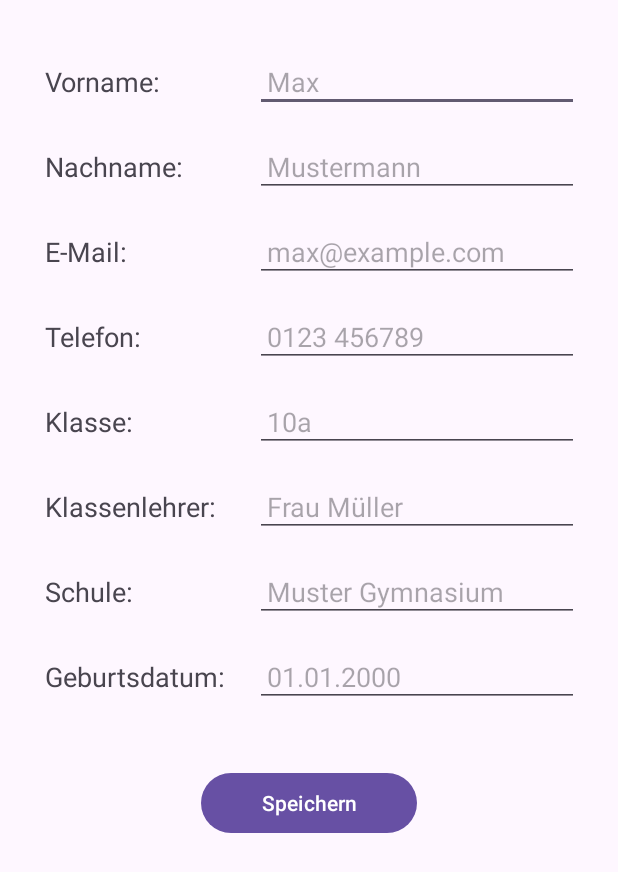
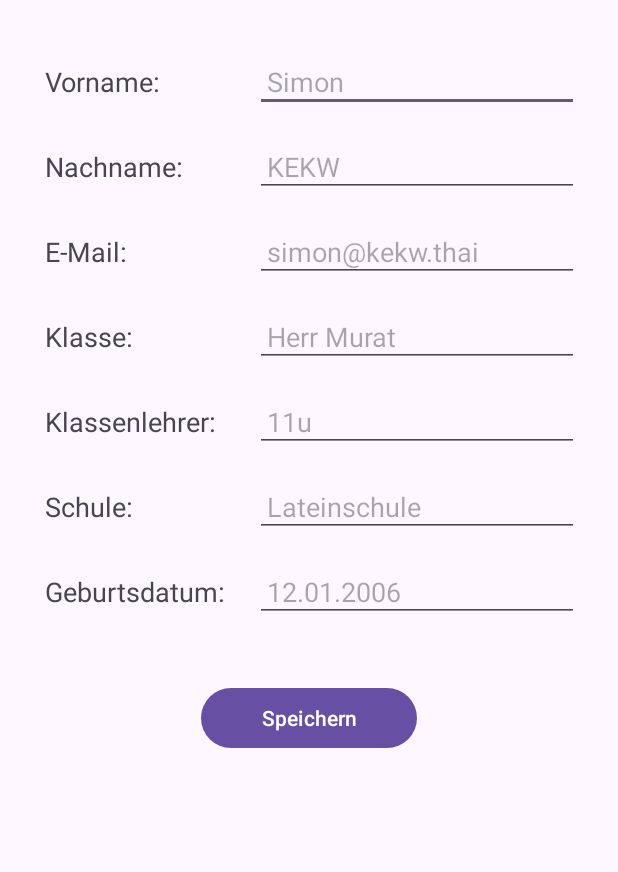
Before and after one commit to KevinGebert07/Schulplaner-Android-App, an Android app: the ProfileActivity screen opened directly, with no data from a screen before it, after a tap on "Profil bearbeiten", on a phone screen of 412 x 824 dp. Shown: the top 872 px of the screen. Run offline under Robolectric (Android 15) with nearby library versions, the phone set to English and light mode, and no system bars.

Commit message:
Erstellen von ersten JSON File als Test. Nutzer kann aus JSON File gelesen und in Nutzer Objekt umgewandelt werden. In der Nutzerbearbeitungs Activity werden Nutzerdaten aus der JSON eingefügt. Noch keine Veränderung der Daten möglich. Warscheinlich bald Umstiegt von JSON auf GSON, da einfacher Objekte in JSON umgewandelt werden können.
Jannis

```diff
--- /dev/null
+++ b/app/src/main/assets/profil.json
@@ -0,0 +1,11 @@
+[
+  {
+  "vorname" : "Simon",
+  "nachname" : "KEKW",
+  "email" : "simon@kekw.thai",
+  "klasse" : "11u",
+  "klassenlehrer" : "Herr Murat",
+  "schule": "Lateinschule",
+  "geburtsdatum": "12.01.2006"
+  }
+]
--- a/app/src/main/java/de/StundenplanHelden/schulplaner_android_app/EditProfileActivity.java
+++ b/app/src/main/java/de/StundenplanHelden/schulplaner_android_app/EditProfileActivity.java
@@ -1,6 +1,8 @@
 package de.StundenplanHelden.schulplaner_android_app;
 
 import android.os.Bundle;
+import android.util.Log;
+import android.widget.EditText;
 
 import androidx.activity.EdgeToEdge;
 import androidx.appcompat.app.AppCompatActivity;
@@ -8,8 +10,13 @@ import androidx.core.graphics.Insets;
 import androidx.core.view.ViewCompat;
 import androidx.core.view.WindowInsetsCompat;
 
+import org.json.JSONArray;
+import org.json.JSONObject;
+
+import java.io.InputStream;
+import java.nio.charset.StandardCharsets;
+
 public class EditProfileActivity extends AppCompatActivity {
-
     @Override
     protected void onCreate(Bundle savedInstanceState) {
         super.onCreate(savedInstanceState);
@@ -20,5 +27,78 @@ public class EditProfileActivity extends AppCompatActivity {
             v.setPadding(systemBars.left, systemBars.top, systemBars.right, systemBars.bottom);
             return insets;
         });
+        Nutzer nutzer = loadJSONProfil();
+        findEditTexts();
+        setEditTextHints(nutzer);
+    }
+
+    private EditText vorname;
+    private EditText nachname;
+    private EditText email;
+    private EditText schule;
+    private EditText klasse;
+    private EditText klassenlehrer;
+    private EditText geburtsdatum;
+
+
+    private Nutzer loadJSONProfil(){
+        Nutzer nutzer = null;
+        try{
+            //load JSON
+            InputStream inputStream = getAssets().open("profil.json");
+            int size = inputStream.available();
+            byte[] buffer = new byte[size];
+            inputStream.read(buffer);
+            inputStream.close();
+            Log.i("loadJSONProfile", "InputStrem cloased");
+
+            //JSONArray Objekt erstellen
+            String json;
+            int max;
+
+            json = new String(buffer, StandardCharsets.UTF_8);
+            JSONArray jsonArray = new JSONArray(json);
+            max = jsonArray.length();
+
+            //JSON-Objekt erstellen
+            JSONObject jsonObject = jsonArray.getJSONObject(0);
+
+            //Aus JSON Objekt Nutzer Objekt erstellen
+            nutzer = new Nutzer(
+                    jsonObject.getString("vorname"),
+                    jsonObject.getString("nachname"),
+                    jsonObject.getString("email"),
+                    jsonObject.getString("klasse"),
+                    jsonObject.getString("klassenlehrer"),
+                    jsonObject.getString("schule"),
+                    jsonObject.getString("geburtsdatum")
+            );
+        }catch(Exception e)
+        {
+            Log.e("TAG", "getJSONProfil: " + e);
+        }
+        return nutzer;
+    }
+    private void findEditTexts(){
+        vorname = findViewById(R.id.editVorname);
+        nachname = findViewById(R.id.editNachname);
+        email = findViewById(R.id.editEmail);
+        schule = findViewById(R.id.editSchule);
+        klasse = findViewById(R.id.editKlasse);
+        klassenlehrer = findViewById(R.id.editKlassenlehrer);
+        geburtsdatum = findViewById(R.id.editGeburtsdatum);
+    }
+    private void setEditTextHints(Nutzer nutzer){
+        vorname.setHint(nutzer.getVorname());
+        nachname.setHint(nutzer.getNachname());
+        email.setHint(nutzer.getEmail());
+        schule.setHint(nutzer.getSchule());
+        klasse.setHint(nutzer.getKlasse());
+        klassenlehrer.setHint(nutzer.getKlassenlehrer());
+        geburtsdatum.setHint(nutzer.getGebDate().toString());
+    }
+
+    private void saveNutzerChanges(){
+        //Warscheinlich arbeiten mit GSON
     }
 }
--- a/app/src/main/java/de/StundenplanHelden/schulplaner_android_app/Nutzer.java
+++ b/app/src/main/java/de/StundenplanHelden/schulplaner_android_app/Nutzer.java
@@ -11,14 +11,18 @@ public class Nutzer {
     private Datum gebDate;
 
 
-    public Nutzer (String vorname, String nachname, String email, String klassenlehrer, String klasse, String schule, Datum gebDate){
+    public Nutzer (String vorname, String nachname, String email, String klassenlehrer, String klasse, String schule, String gebDate){
         this.vorname = vorname;
         this.nachname = nachname;
         this.email = email;
         this.klassenlehrer = klassenlehrer;
         this.klasse = klasse;
         this.schule = schule;
-        this.gebDate = gebDate;
+
+        String[] gebDates;
+        gebDates = gebDate.split("[.]");
+        this.gebDate = new Datum(Integer.parseInt(gebDates[0]), Integer.parseInt(gebDates[1]), Integer.parseInt(gebDates[2]));
+
     }
 
     @Override
--- a/app/src/main/java/de/StundenplanHelden/schulplaner_android_app/ProfileActivity.java
+++ b/app/src/main/java/de/StundenplanHelden/schulplaner_android_app/ProfileActivity.java
@@ -2,6 +2,7 @@ package de.StundenplanHelden.schulplaner_android_app;
 
 import android.content.Intent;
 import android.os.Bundle;
+import android.util.Log;
 import android.widget.Button;
 
 import androidx.activity.EdgeToEdge;
@@ -9,6 +10,12 @@ import androidx.appcompat.app.AppCompatActivity;
 import androidx.core.graphics.Insets;
 import androidx.core.view.ViewCompat;
 import androidx.core.view.WindowInsetsCompat;
+
+import org.json.JSONArray;
+import org.json.JSONObject;
+
+import java.io.InputStream;
+import java.nio.charset.StandardCharsets;
 
 public class ProfileActivity extends AppCompatActivity {
 
@@ -24,5 +31,47 @@ public class ProfileActivity extends AppCompatActivity {
         });
         Button bearbeiten = (Button) findViewById(R.id.bearbeiten);
         bearbeiten.setOnClickListener(v -> startActivity(new Intent(this, EditProfileActivity.class)));
+        loadJSONProfil();
+
+
+    }
+
+    private Nutzer loadJSONProfil(){
+        Nutzer nutzer = null;
+        try{
+            //load JSON
+            InputStream inputStream = getAssets().open("profil.json");
+            int size = inputStream.available();
+            byte[] buffer = new byte[size];
+            inputStream.read(buffer);
+            inputStream.close();
+            Log.i("loadJSONProfile", "InputStrem cloased");
+
+            //JSONArray Objekt erstellen
+            String json;
+            int max;
+
+            json = new String(buffer, StandardCharsets.UTF_8);
+            JSONArray jsonArray = new JSONArray(json);
+            max = jsonArray.length();
+
+            //JSON-Objekt erstellen
+            JSONObject jsonObject = jsonArray.getJSONObject(0);
+
+            //Aus JSON Objekt Nutzer Objekt erstellen
+            nutzer = new Nutzer(
+                    jsonObject.getString("vorname"),
+                    jsonObject.getString("nachname"),
+                    jsonObject.getString("email"),
+                    jsonObject.getString("klasse"),
+                    jsonObject.getString("klassenlehrer"),
+                    jsonObject.getString("schule"),
+                    jsonObject.getString("geburtsdatum")
+            );
+        }catch(Exception e)
+        {
+            Log.e("TAG", "getJSONProfil: " + e);
+        }
+        return nutzer;
     }
 }
--- a/app/src/main/java/de/StundenplanHelden/schulplaner_android_app/Verwaltung.java
+++ b/app/src/main/java/de/StundenplanHelden/schulplaner_android_app/Verwaltung.java
@@ -1,5 +1,8 @@
 package de.StundenplanHelden.schulplaner_android_app;
 
+import android.util.Log;
+
+import java.io.InputStream;
 import java.util.ArrayList;
 
 public class Verwaltung {
@@ -29,4 +32,5 @@ public class Verwaltung {
         return 2.0;
     }
 
+
 }
--- a/app/src/main/res/layout/activity_edit_profile.xml
+++ b/app/src/main/res/layout/activity_edit_profile.xml
@@ -29,11 +29,12 @@
             android:padding="4dp"/>
 
         <EditText
+            android:id="@+id/editVorname"
             android:layout_width="0dp"
             android:layout_height="wrap_content"
             android:hint="Max"
             android:inputType="textPersonName"
-            android:padding="8dp"/>
+            android:padding="8dp" />
     </TableRow>
 
     <!-- Nachname -->
@@ -51,11 +52,12 @@
             android:padding="4dp"/>
 
         <EditText
+            android:id="@+id/editNachname"
             android:layout_width="0dp"
             android:layout_height="wrap_content"
             android:hint="Mustermann"
             android:inputType="textPersonName"
-            android:padding="8dp"/>
+            android:padding="8dp" />
     </TableRow>
 
     <!-- E-Mail -->
@@ -73,36 +75,17 @@
             android:padding="4dp"/>
 
         <EditText
+            android:id="@+id/editEmail"
             android:layout_width="0dp"
             android:layout_height="wrap_content"
             android:hint="max@example.com"
             android:inputType="textEmailAddress"
-            android:padding="8dp"/>
+            android:padding="8dp" />
     </TableRow>
 
     <!-- Telefonnummer -->
-    <TableRow
-        android:layout_width="match_parent"
-        android:layout_height="wrap_content"
-        android:layout_marginTop="16dp">
 
-        <TextView
-            android:layout_width="wrap_content"
-            android:layout_height="wrap_content"
-            android:text="Telefon:"
-            android:textAppearance="?android:attr/textAppearanceMedium"
-            android:layout_marginEnd="16dp"
-            android:padding="4dp"/>
-
-        <EditText
-            android:layout_width="0dp"
-            android:layout_height="wrap_content"
-            android:hint="0123 456789"
-            android:inputType="phone"
-            android:padding="8dp"/>
-    </TableRow>
-
-    <!-- Klasse -->
+        <!-- Klasse -->
     <TableRow
         android:layout_width="match_parent"
         android:layout_height="wrap_content"
@@ -117,11 +100,12 @@
             android:padding="4dp"/>
 
         <EditText
+            android:id="@+id/editKlasse"
             android:layout_width="0dp"
             android:layout_height="wrap_content"
             android:hint="10a"
             android:inputType="text"
-            android:padding="8dp"/>
+            android:padding="8dp" />
     </TableRow>
 
     <!-- Klassenlehrer -->
@@ -139,11 +123,12 @@
             android:padding="4dp"/>
 
         <EditText
+            android:id="@+id/editKlassenlehrer"
             android:layout_width="0dp"
             android:layout_height="wrap_content"
             android:hint="Frau Müller"
             android:inputType="text"
-            android:padding="8dp"/>
+            android:padding="8dp" />
     </TableRow>
 
     <!-- Schule -->
@@ -161,11 +146,12 @@
             android:padding="4dp"/>
 
         <EditText
+            android:id="@+id/editSchule"
             android:layout_width="0dp"
             android:layout_height="wrap_content"
             android:hint="Muster Gymnasium"
             android:inputType="text"
-            android:padding="8dp"/>
+            android:padding="8dp" />
     </TableRow>
 
     <!-- Geburtsdatum -->
@@ -184,11 +170,12 @@
             android:padding="4dp"/>
 
         <EditText
+            android:id="@+id/editGeburtsdatum"
             android:layout_width="0dp"
             android:layout_height="wrap_content"
             android:hint="01.01.2000"
             android:inputType="date"
-            android:padding="8dp"/>
+            android:padding="8dp" />
     </TableRow>
 
         <TableRow
@@ -198,7 +185,9 @@
             android:layout_marginBottom="24dp"
             android:gravity="center">
 
-            <Button android:text="Speichern">
+            <Button
+                android:id="@+id/editSave"
+                android:text="Speichern">
 
             </Button>
         </TableRow>
--- a/app/src/main/res/layout/activity_profile.xml
+++ b/app/src/main/res/layout/activity_profile.xml
@@ -26,4 +26,16 @@
         app:layout_constraintEnd_toEndOf="parent"
         app:layout_constraintStart_toStartOf="parent"
         app:layout_constraintTop_toTopOf="parent" />
+
+    <EditText
+        android:id="@+id/Profiltext"
+        android:layout_width="wrap_content"
+        android:layout_height="wrap_content"
+        android:ems="10"
+        android:gravity="start|top"
+        android:inputType="textMultiLine"
+        app:layout_constraintBottom_toTopOf="@+id/fragmentContainerView2"
+        app:layout_constraintEnd_toEndOf="parent"
+        app:layout_constraintStart_toStartOf="parent"
+        app:layout_constraintTop_toBottomOf="@+id/bearbeiten" />
 </androidx.constraintlayout.widget.ConstraintLayout>
```
